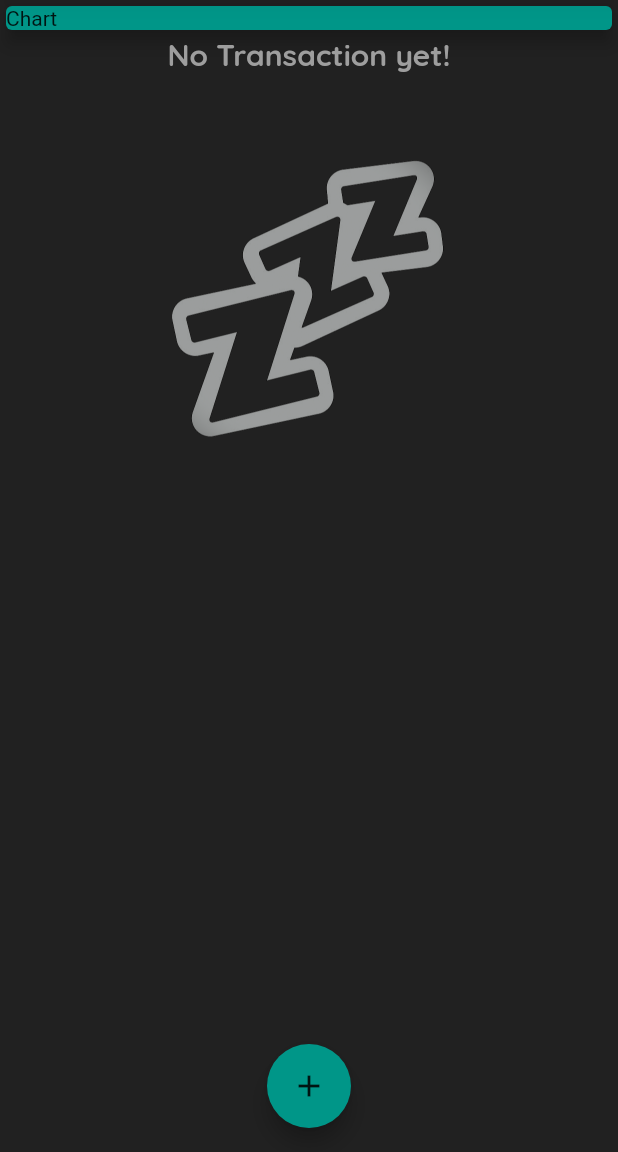
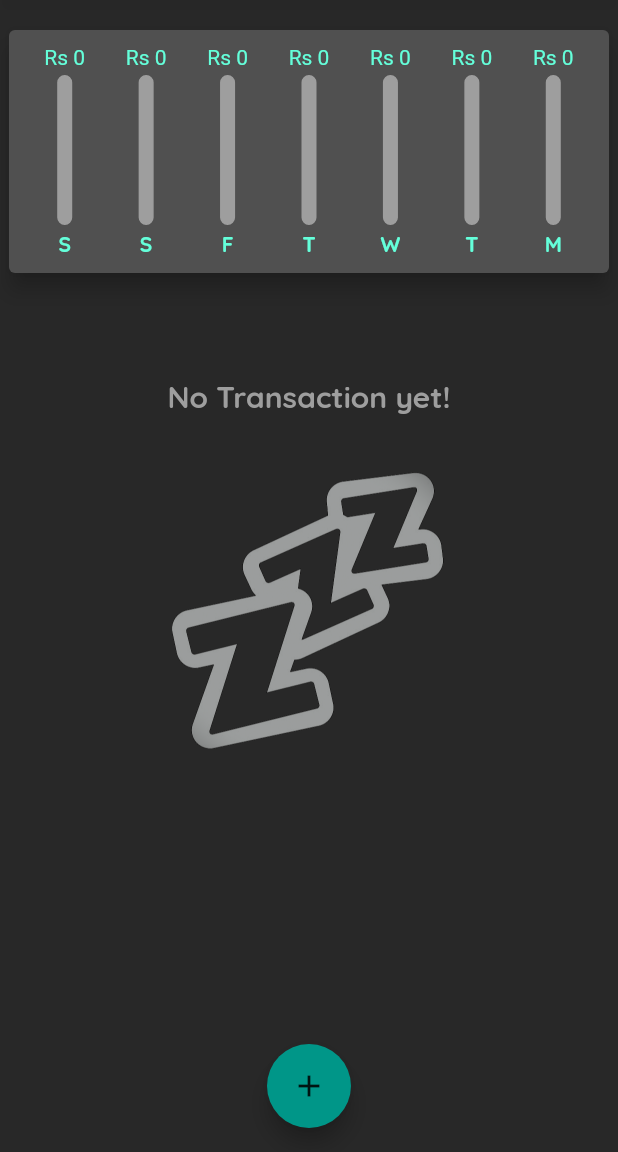
Before and after one commit to alwaysyash/Flutter-App-Budgety, a Flutter app: the screen it shows after launch, on a phone screen of 412 x 824 dp, the part 84-1236 px from its top. Run offline on Flutter 3.47's test engine with Material 2 defaults, Android fonts, the phone set to English and light mode, and no system bars; missing offline and left inert: dart:ffi.

Commit message:
Chart and some visual improvement

```diff
--- a/lib/main.dart
+++ b/lib/main.dart
@@ -1,7 +1,13 @@
+// ignore_for_file: prefer_const_constructors, unused_element, duplicate_ignore
+
+// ignore: unused_import
+import 'package:intl/intl.dart';
 import './widgets/new_transaction.dart';
 import './widgets/transaction_list.dart';
 import 'package:flutter/material.dart';
 import './models/transaction.dart';
+// ignore: unused_import
+import './widgets/chart.dart';
 
 void main() {
   // ignore: prefer_const_constructors
@@ -17,7 +23,6 @@
       theme: ThemeData(
         primarySwatch: Colors.teal,
         fontFamily: 'Quicksand',
-
       ),
       home: MyApp(),
     );
@@ -46,6 +51,17 @@
     //   date: DateTime.now(),
     // ),
   ];
+
+  List<Transaction> get _recentTransactionsList {
+//where can be used in list to run a function on each element
+    return _userTransaction.where((tx) {
+      return tx.date.isAfter(
+        DateTime.now().subtract(
+          Duration(days: 7),
+        ),
+      );
+    }).toList();
+  }
 
   void _addNewTransaction(String txTitle, double txAmount) {
     final newTx = Transaction(
@@ -122,7 +138,7 @@
             ),
           ],
         ),
-        backgroundColor: const Color.fromARGB(255, 33, 33, 33),
+        backgroundColor: Color.fromARGB(255, 40, 40, 40),
         body: SingleChildScrollView(
           //for keyboard warning
           //can be only added at body level because
@@ -134,15 +150,12 @@
               // ignore: sized_box_for_whitespace
               Container(
                 width: double.infinity,
-                child: const Card(
-                  //Card depends on size of its child.
-                  //Or can be wrapped in container which can determine its size
-                  //Which is not true if wrapped in coloumn as coloumn depends on size of its child
-                  //In column can use cross axis alignment as stretch
-                  color: Colors.teal,
-                  elevation: 5,
-                  child: Text('Chart'),
-                ),
+                child:
+                    //Card depends on size of its child.
+                    //Or can be wrapped in container which can determine its size
+                    //Which is not true if wrapped in coloumn as coloumn depends on size of its child
+                    //In column can use cross axis alignment as stretch
+                    Chart(_recentTransactionsList),
               ),
 
               TransactionList(_userTransaction),
--- /dev/null
+++ b/lib/widgets/chart.dart
@@ -0,0 +1,80 @@
+// ignore_for_file: use_key_in_widget_constructors, prefer_const_constructors
+
+// ignore: unused_import
+import 'dart:ffi';
+
+import 'package:expenses/models/transaction.dart';
+import 'package:expenses/widgets/chart_bar.dart';
+import 'package:flutter/material.dart';
+import 'package:intl/intl.dart';
+
+class Chart extends StatelessWidget {
+  final List<Transaction> recentTransactions;
+  // ignore: prefer_const_constructors_in_immutables
+  Chart(this.recentTransactions);
+
+  List<Map<String, dynamic>> get groupedTransactions {
+    //dynamic instead of Object
+    return List.generate(7, (index) {
+      //index is last 7 days from 0(current day), 1 , 2
+      final weekDay = DateTime.now().subtract(
+        Duration(days: index),
+      );
+      double totalSum = 0.0;
+      for (int i = 0; i < recentTransactions.length; i++) {
+        if (recentTransactions[i].date.day == weekDay.day &&
+            recentTransactions[i].date.month == weekDay.month &&
+            recentTransactions[i].date.year ==
+                weekDay
+                    .year) //check seperately as weekDay has both Date and Time
+        {
+          totalSum += recentTransactions[i].amount;
+        }
+      }
+
+      return {
+        'day': DateFormat.E().format(weekDay).substring(0, 1),
+        'amount': totalSum,
+      }; //DateFormat.E(weekDay) gives day of the date in one letter
+    });
+  }
+
+  double get totalSpending {
+    return groupedTransactions.fold(0.0, (sum, item) {
+      // ignore: unnecessary_cast
+      return sum + item['amount'];
+    });
+  }
+
+  @override
+  Widget build(BuildContext context) {
+    return Card(
+      color: const Color.fromARGB(255, 80, 80, 80),
+      shadowColor: Color.fromARGB(255, 0, 0, 0),
+      elevation: 6,
+      margin: const EdgeInsets.symmetric(vertical: 20, horizontal: 6),
+      child: Container(
+        padding: EdgeInsets.all(10),
+        child: Row(
+          mainAxisAlignment: MainAxisAlignment.spaceAround,
+          crossAxisAlignment: CrossAxisAlignment.end,
+          // ignore: prefer_const_literals_to_create_immutables
+          children: groupedTransactions
+              .map((data) //function in map runs on every bject in list
+                  {
+            return Flexible(
+              fit: FlexFit.tight,
+              child: ChartBar(
+                (data['day']) as String,
+                (data['amount']) as double,
+                totalSpending == 0.0
+                    ? 0.0
+                    : ((data['amount']) as double) / totalSpending,
+              ),
+            );
+          }).toList(),
+        ),
+      ),
+    );
+  }
+}
--- /dev/null
+++ b/lib/widgets/chart_bar.dart
@@ -0,0 +1,64 @@
+// ignore_for_file: use_key_in_widget_constructors, sized_box_for_whitespace, prefer_const_constructors, duplicate_ignore
+
+import 'package:flutter/material.dart';
+
+class ChartBar extends StatelessWidget {
+  final String label;
+  final double spendingAmount;
+  final double spendingPctOfTotal;
+
+  // ignore: prefer_const_constructors_in_immutables
+  ChartBar(this.label, this.spendingAmount, this.spendingPctOfTotal);
+
+  @override
+  Widget build(BuildContext context) {
+    return Column(
+      children: [
+        FittedBox(
+            child: Text(
+          'Rs ${spendingAmount.toStringAsFixed(0)}',
+          style: TextStyle(color: Colors.tealAccent),
+        )),
+        // ignore: prefer_const_constructors
+        SizedBox(
+          height: 4,
+        ),
+        Container(
+          height: 100,
+          width: 10,
+          child: Stack(
+            //used to place children overlapping each other
+            children: [
+              Container(
+                decoration: BoxDecoration(
+                  border: Border.all(color: Colors.grey, width: 1.0),
+                  color: Colors.grey,
+                  borderRadius: BorderRadius.circular(10),
+                ),
+              ),
+              FractionallySizedBox(
+                heightFactor: spendingPctOfTotal,
+                child: Container(
+                  decoration: BoxDecoration(
+                    color: Color.fromARGB(255, 0, 184, 166),
+                    borderRadius: BorderRadius.circular(10),
+                  ),
+                ),
+              )
+            ],
+          ),
+        ),
+        SizedBox(
+          height: 4,
+        ),
+        Text(
+          label,
+          style: TextStyle(
+              color: Colors.tealAccent,
+              fontFamily: 'Quicksand',
+              fontWeight: FontWeight.bold),
+        ),
+      ],
+    );
+  }
+}
--- a/lib/widgets/transaction_list.dart
+++ b/lib/widgets/transaction_list.dart
@@ -34,6 +34,9 @@
       child: transactions.isEmpty
           ? Column(
               children: [
+                const SizedBox(
+                  height: 50,
+                ),
                 const Text(
                   'No Transaction yet!',
                   style: TextStyle(
@@ -43,7 +46,7 @@
                       fontWeight: FontWeight.bold),
                 ),
                 const SizedBox(
-                  height: 50,
+                  height: 30,
                 ),
                 SizedBox(
                   height: 200,
@@ -58,9 +61,12 @@
               //builder function will be called by flutter for every item
               itemBuilder: (context, index) {
                 //index is index of item to be rendered
+
                 return Card(
+                  // ignore: prefer_const_constructors
+                  margin: EdgeInsets.all(10),
                   color: const Color.fromARGB(255, 80, 80, 80),
-                  shadowColor: Colors.grey,
+                  shadowColor: Colors.black,
                   child: Row(children: [
                     // ignore: avoid_unnecessary_containers
                     Container(
```
